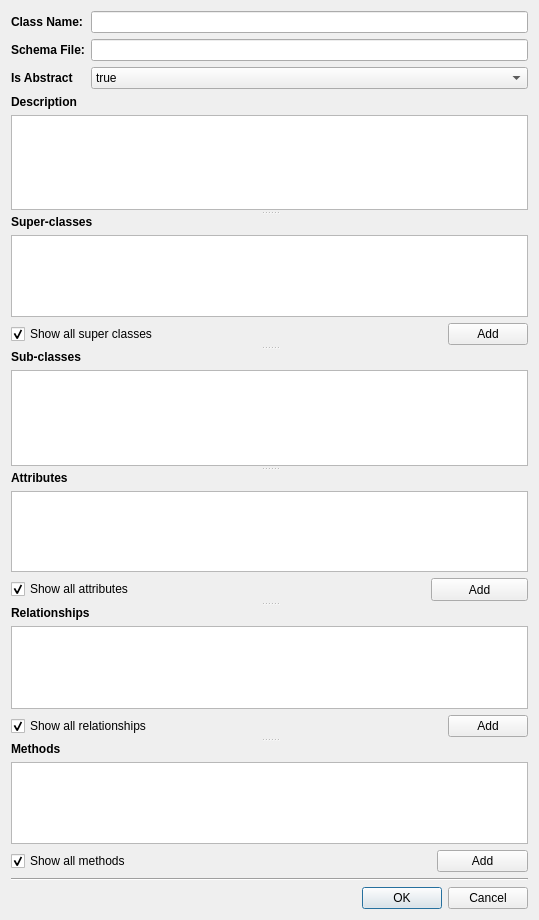
DUNE-DAQ/dbe, file ui/SchemaClassEditor.ui: the form before one commit.
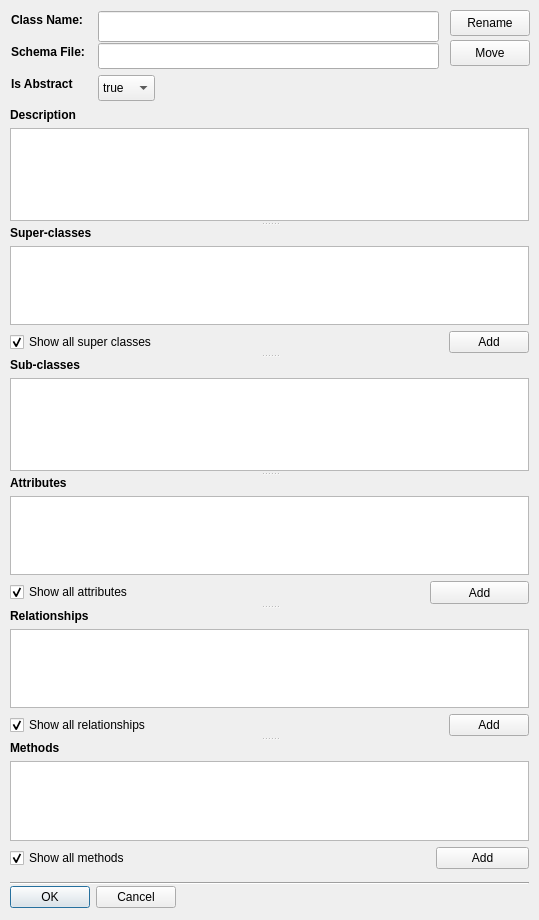
The form after the commit.

Commit message: Replace SchemaIncludeFileWidget with SchemaFileInfo widget showing information about the content of a file and allowing editing of classes and include list.

```diff
--- a/ui/SchemaClassEditor.ui
+++ b/ui/SchemaClassEditor.ui
@@ -13,88 +13,54 @@
   <property name="windowTitle">
    <string>Form</string>
   </property>
-  <layout class="QGridLayout" name="gridLayout_2">
-   <item row="0" column="0">
-    <layout class="QVBoxLayout" name="verticalLayout_2">
-     <item>
-      <layout class="QGridLayout" name="gridLayout">
-       <item row="0" column="0">
-        <widget class="QLabel" name="ClassNameLabel">
-         <property name="font">
-          <font>
-           <weight>75</weight>
-           <bold>true</bold>
-          </font>
+  <widget class="QPushButton" name="moveButton">
+   <property name="geometry">
+    <rect>
+     <x>450</x>
+     <y>40</y>
+     <width>80</width>
+     <height>26</height>
+    </rect>
          </property>
          <property name="text">
-          <string>Class Name:</string>
-         </property>
-        </widget>
-       </item>
-       <item row="0" column="1">
-        <widget class="QLineEdit" name="ClassNameLineEdit">
-         <property name="enabled">
-          <bool>true</bool>
-         </property>
-        </widget>
-       </item>
-       <item row="1" column="0">
-        <widget class="QLabel" name="SchemaFileLabel">
-         <property name="font">
-          <font>
-           <weight>75</weight>
-           <bold>true</bold>
-          </font>
-         </property>
+    <string>Move</string>
+   </property>
+  </widget>
+  <widget class="QPushButton" name="renameButton">
+   <property name="geometry">
+    <rect>
+     <x>450</x>
+     <y>10</y>
+     <width>80</width>
+     <height>26</height>
+    </rect>
+   </property>
          <property name="text">
-          <string>Schema File:</string>
-         </property>
-        </widget>
-       </item>
-       <item row="1" column="1">
-        <widget class="QLineEdit" name="SchemaFileLineEdit">
-         <property name="enabled">
-          <bool>true</bool>
-         </property>
-        </widget>
-       </item>
-       <item row="2" column="0">
-        <widget class="QLabel" name="IsAbstractLabel">
-         <property name="sizePolicy">
-          <sizepolicy hsizetype="Fixed" vsizetype="Preferred">
-           <horstretch>0</horstretch>
-           <verstretch>0</verstretch>
-          </sizepolicy>
-         </property>
-         <property name="font">
-          <font>
-           <weight>75</weight>
-           <bold>true</bold>
-          </font>
-         </property>
-         <property name="text">
-          <string>Is Abstract  </string>
-         </property>
-        </widget>
-       </item>
-       <item row="2" column="1">
-        <widget class="QComboBox" name="AbstractComboBox">
-         <item>
-          <property name="text">
-           <string>true</string>
-          </property>
-         </item>
-         <item>
-          <property name="text">
-           <string>false</string>
-          </property>
-         </item>
-        </widget>
-       </item>
-      </layout>
-     </item>
-     <item>
+    <string>Rename</string>
+   </property>
+  </widget>
+  <widget class="Line" name="line">
+   <property name="geometry">
+    <rect>
+     <x>10</x>
+     <y>875</y>
+     <width>519</width>
+     <height>16</height>
+    </rect>
+   </property>
+   <property name="orientation">
+    <enum>Qt::Horizontal</enum>
+   </property>
+  </widget>
       <widget class="QSplitter" name="splitter_4">
+   <property name="geometry">
+    <rect>
+     <x>10</x>
+     <y>108</y>
+     <width>519</width>
+     <height>761</height>
+    </rect>
+   </property>
        <property name="frameShape">
         <enum>QFrame::NoFrame</enum>
        </property>
@@ -392,24 +358,134 @@
         </layout>
        </widget>
       </widget>
-     </item>
-     <item>
-      <widget class="Line" name="line">
-       <property name="orientation">
-        <enum>Qt::Horizontal</enum>
-       </property>
-      </widget>
-     </item>
-     <item>
       <widget class="QDialogButtonBox" name="buttonBox">
+   <property name="geometry">
+    <rect>
+     <x>10</x>
+     <y>884</y>
+     <width>166</width>
+     <height>26</height>
+    </rect>
+   </property>
        <property name="standardButtons">
         <set>QDialogButtonBox::Cancel|QDialogButtonBox::Ok</set>
        </property>
       </widget>
-     </item>
-    </layout>
+  <widget class="QLineEdit" name="ClassNameLineEdit">
+   <property name="enabled">
+    <bool>true</bool>
+   </property>
+   <property name="geometry">
+    <rect>
+     <x>98</x>
+     <y>11</y>
+     <width>341</width>
+     <height>31</height>
+    </rect>
+   </property>
+   <property name="readOnly">
+    <bool>true</bool>
+   </property>
+  </widget>
+  <widget class="QLabel" name="IsAbstractLabel">
+   <property name="geometry">
+    <rect>
+     <x>11</x>
+     <y>75</y>
+     <width>77</width>
+     <height>18</height>
+    </rect>
+   </property>
+   <property name="sizePolicy">
+    <sizepolicy hsizetype="Fixed" vsizetype="Preferred">
+     <horstretch>0</horstretch>
+     <verstretch>0</verstretch>
+    </sizepolicy>
+   </property>
+   <property name="font">
+    <font>
+     <weight>75</weight>
+     <bold>true</bold>
+    </font>
+   </property>
+   <property name="text">
+    <string>Is Abstract  </string>
+   </property>
+  </widget>
+  <widget class="QLabel" name="SchemaFileLabel">
+   <property name="geometry">
+    <rect>
+     <x>11</x>
+     <y>43</y>
+     <width>81</width>
+     <height>18</height>
+    </rect>
+   </property>
+   <property name="font">
+    <font>
+     <weight>75</weight>
+     <bold>true</bold>
+    </font>
+   </property>
+   <property name="text">
+    <string>Schema File:</string>
+   </property>
+  </widget>
+  <widget class="QLabel" name="ClassNameLabel">
+   <property name="geometry">
+    <rect>
+     <x>11</x>
+     <y>11</y>
+     <width>79</width>
+     <height>18</height>
+    </rect>
+   </property>
+   <property name="font">
+    <font>
+     <weight>75</weight>
+     <bold>true</bold>
+    </font>
+   </property>
+   <property name="text">
+    <string>Class Name:</string>
+   </property>
+  </widget>
+  <widget class="QComboBox" name="AbstractComboBox">
+   <property name="geometry">
+    <rect>
+     <x>98</x>
+     <y>75</y>
+     <width>57</width>
+     <height>26</height>
+    </rect>
+   </property>
+   <item>
+    <property name="text">
+     <string>true</string>
+    </property>
+   </item>
+   <item>
+    <property name="text">
+     <string>false</string>
+    </property>
    </item>
-  </layout>
+  </widget>
+  <widget class="QLineEdit" name="SchemaFileLineEdit">
+   <property name="enabled">
+    <bool>true</bool>
+   </property>
+   <property name="geometry">
+    <rect>
+     <x>98</x>
+     <y>43</y>
+     <width>341</width>
+     <height>26</height>
+    </rect>
+   </property>
+   <property name="readOnly">
+    <bool>true</bool>
+   </property>
+  </widget>
  </widget>
  <resources/>
  <connections/>
```
Lines whose indentation alone changed are shown as unchanged. The commit also changes 16 other files.
